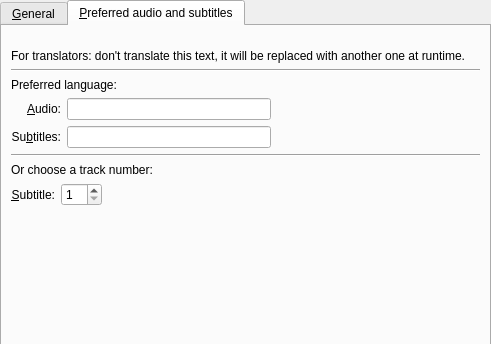
Old version of the form src/gui/pref/general.ui in the repository wilbert2000/wzplayer; both pictures show x 0 to 491 and y 0 to 344 of the 491 by 554 pixel window.
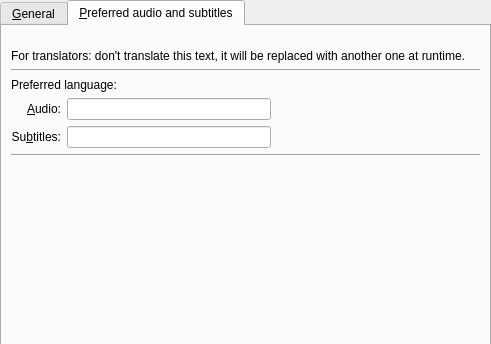
New version of the form. The open tabs and pages were chosen to show the change. Custom widgets are drawn as their Qt base class.

Commit message: Removed option "initial_subtitle_track" from preferred language tab

Patch:
```diff
--- a/src/gui/pref/general.ui
+++ b/src/gui/pref/general.ui
@@ -417,56 +417,6 @@
          </property>
         </widget>
        </item>
-       <item>
-        <layout class="QGridLayout">
-         <property name="margin">
-          <number>0</number>
-         </property>
-         <property name="spacing">
-          <number>6</number>
-         </property>
-         <item row="1" column="0">
-          <widget class="QLabel" name="label_4">
-           <property name="text">
-            <string>&amp;Subtitle:</string>
-           </property>
-           <property name="alignment">
-            <set>Qt::AlignRight|Qt::AlignTrailing|Qt::AlignVCenter</set>
-           </property>
-           <property name="buddy">
-            <cstring>subtitle_track_spin</cstring>
-           </property>
-          </widget>
-         </item>
-         <item row="1" column="2">
-          <spacer>
-           <property name="orientation">
-            <enum>Qt::Horizontal</enum>
-           </property>
-           <property name="sizeHint" stdset="0">
-            <size>
-             <width>151</width>
-             <height>20</height>
-            </size>
-           </property>
-          </spacer>
-         </item>
-         <item row="1" column="1">
-          <widget class="QSpinBox" name="subtitle_track_spin">
-           <property name="minimum">
-            <number>1</number>
-           </property>
-          </widget>
-         </item>
-         <item row="0" column="0" colspan="3">
-          <widget class="QLabel" name="label_2">
-           <property name="text">
-            <string>Or choose a track number:</string>
-           </property>
-          </widget>
-         </item>
-        </layout>
-       </item>
        <item>
         <spacer>
          <property name="orientation">
```
Left out of the diff: 1 changed line with no effect on the pictures. The commit also changes 8 other files.
